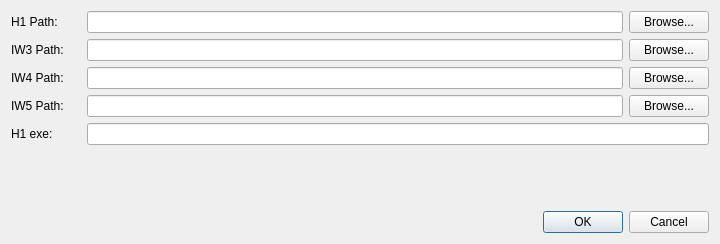
Before: the Qt Designer form H1ModTools/SettingsDialog.ui in Joelrau/H1ModTools, drawn with Qt 5.
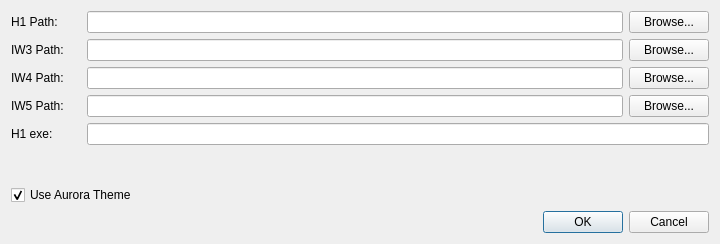
After: the same form once the commit is applied.

Commit message:
Add Aurora theme toggle and improve style management
Introduces a user-selectable Aurora theme via a new checkbox in the settings dialog, with theme preference persisted using QSettings. Refactors stylesheet loading into a reusable setupStyle() function, updates the main QSS to support custom checkbox and arrow images, and ensures application metadata is set for QSettings. Removes redundant includes and legacy style setup from H1ModTools.cpp.

The edit to the form file:
```diff
--- a/H1ModTools/SettingsDialog.ui
+++ b/H1ModTools/SettingsDialog.ui
@@ -205,6 +205,16 @@
      </property>
     </spacer>
    </item>
+   <item>
+    <widget class="QCheckBox" name="AuroraThemeCheckBox">
+     <property name="text">
+      <string>Use Aurora Theme</string>
+     </property>
+     <property name="checked">
+      <bool>true</bool>
+     </property>
+    </widget>
+   </item>
    <item>
     <widget class="QDialogButtonBox" name="buttonBox">
      <property name="orientation">
```
The commit also changes 9 other files.
